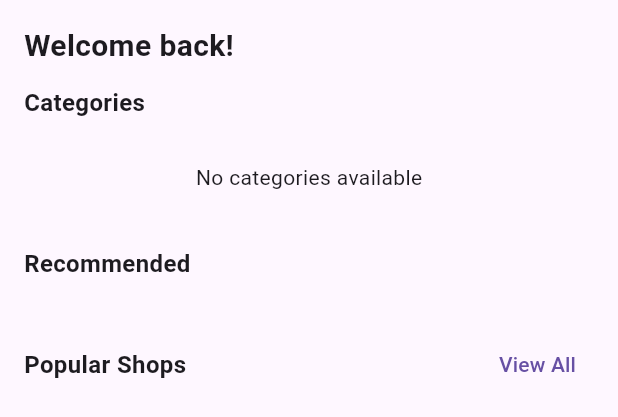
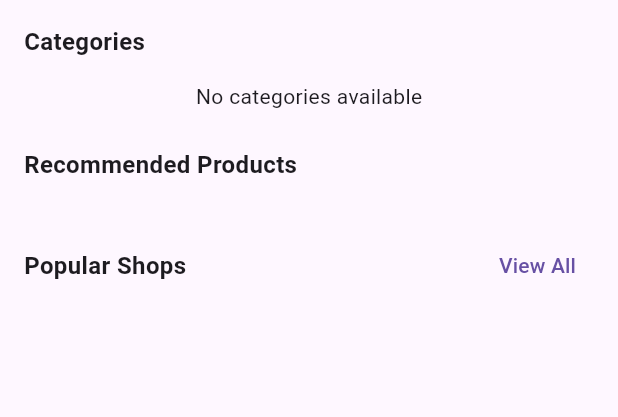
Before and after one commit to Munshifpk/cart_Link, a Flutter app: the CustomerHomePage widget shown alone on an empty page, opened directly, on a phone screen of 412 x 824 dp. Shown: the top 417 px of the screen. Run offline on Flutter 3.47's test engine with Material 3 defaults, Android fonts, the phone set to English and light mode, and no system bars; our stand-ins replace image_picker, lottie; missing offline and left inert: mongo_dart; network calls fail.

Commit message:
5.10 27-11-2025

```diff
--- a/lib/Customer/bottom bar/home_page.dart
+++ b/lib/Customer/bottom bar/home_page.dart
@@ -214,11 +214,6 @@ class _CustomerHomePageState extends State<CustomerHomePage> {
       child: Column(
         crossAxisAlignment: CrossAxisAlignment.start,
         children: [
-          const Text(
-            'Welcome back!',
-            style: TextStyle(fontSize: 20, fontWeight: FontWeight.bold),
-          ),
-          const SizedBox(height: 12),
           // Categories Section
           const Text(
             'Categories',
@@ -226,7 +221,7 @@ class _CustomerHomePageState extends State<CustomerHomePage> {
           ),
           const SizedBox(height: 8),
           SizedBox(
-            height: 60,
+            height: 35,
             child: _categories.isEmpty
                 ? const Center(child: Text('No categories available'))
                 : ListView.builder(
@@ -272,7 +267,7 @@ class _CustomerHomePageState extends State<CustomerHomePage> {
           ),
           const SizedBox(height: 16),
           const Text(
-            'Recommended',
+            'Recommended Products',
             style: TextStyle(fontSize: 16, fontWeight: FontWeight.w600),
           ),
           const SizedBox(height: 8),
```
